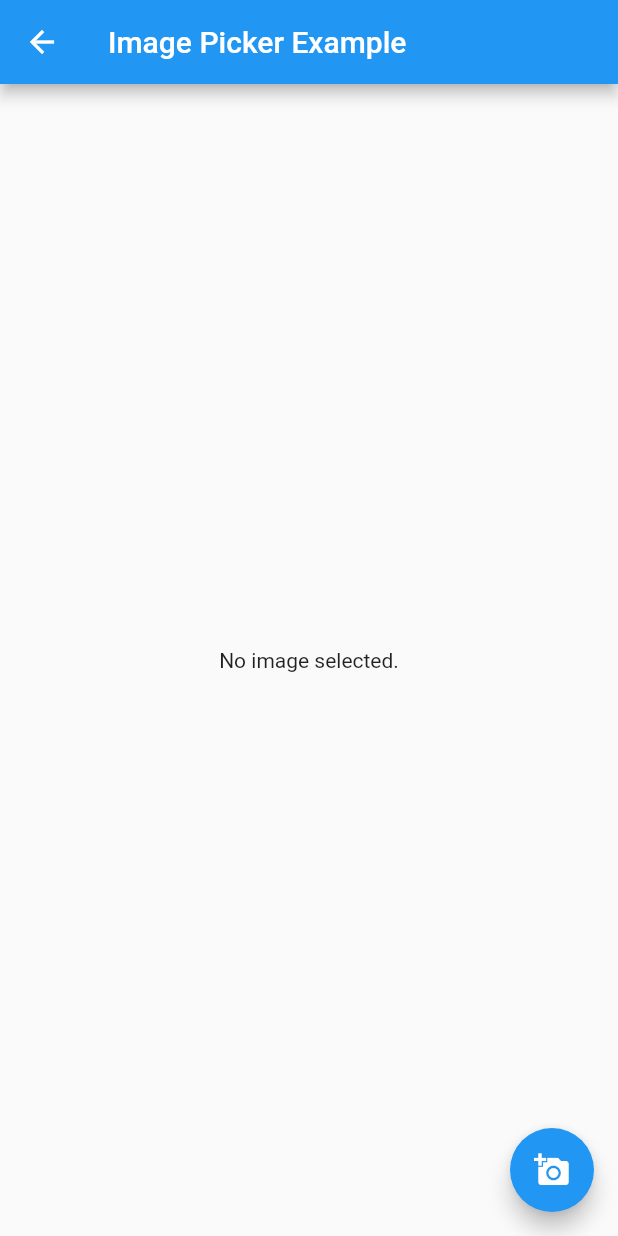
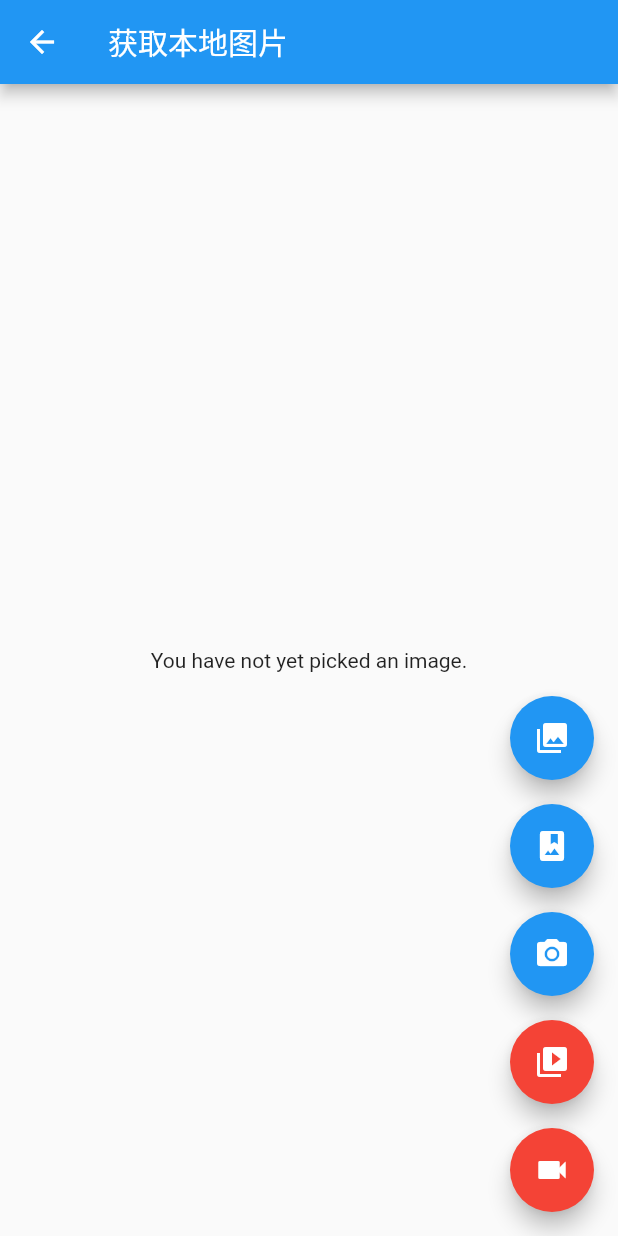
Before and after one commit to ZhongMingKun/flutter-study, a Flutter app: the UseStorageImgPage screen opened by its route, on a phone screen of 412 x 824 dp. Run offline on Flutter 3.47's test engine with Material 2 defaults, Android fonts, the light colour scheme and no system bars; our stand-ins replace flutter_swiper, video_player; missing offline and left inert: multiple_image_picker.

Commit message:
feat: 添加多选图片插件

```diff
--- a/hello_world/lib/main.dart
+++ b/hello_world/lib/main.dart
@@ -2,9 +2,6 @@ import 'package:flutter/material.dart';
 import 'pages/home.dart';
 import 'pages/use_app_img.dart';
 import 'pages/use_storage_img.dart';
-// import 'package:flutter/services.dart';
-// import 'dart:io';
-// import 'package:flutter_swiper/flutter_swiper.dart';
 
 void main() => runApp(new MyApp());
 
--- a/hello_world/lib/pages/use_storage_img.dart
+++ b/hello_world/lib/pages/use_storage_img.dart
@@ -1,49 +1,188 @@
+import 'dart:async';
+import 'dart:io';
+
 import 'package:flutter/material.dart';
-import 'package:image_picker/image_picker.dart';
-import 'package:flutter/services.dart';
-import 'dart:io';
-// import 'package:flutter_swiper/flutter_swiper.dart';
-
-// class SwiperSetting {
-
-// }
-
-// const imgs = [
-//   'https://bbs-fd.zol-img.com.cn/t_s500x500/g4/M01/07/0D/Cg-4WlGUkVeIe17eAAoetZu8N6MAAIelgMKGekACh7N505.jpg',
-//   'https://bbs-fd.zol-img.com.cn/t_s500x500/g4/M01/07/0D/Cg-4WVGUkTqIWYRqABBjrc1wPQEAAIelgFuNAMAEGPF944.jpg',
-//   'http://via.placeholder.com/1080x1920'
-// ];
+import 'package:multiple_image_picker/multiple_image_picker.dart';
+import 'package:video_player/video_player.dart';
 
 class UseStorageImgPage extends StatefulWidget {
+
   @override
-  _MyHomePageState createState() => _MyHomePageState();
+  _PageState createState() => new _PageState();
 }
-class _MyHomePageState extends State<UseStorageImgPage> {
-  File _image;
 
-  Future getImage() async {
-    var image = await ImagePicker.pickImage(source: ImageSource.gallery);
+class _PageState extends State<UseStorageImgPage> {
+  Future<File> _imageFile;
+  bool isVideo = false;
+  VideoPlayerController _controller;
+  VoidCallback listener;
 
-  setState(() {
-      _image = image;
+  void _onImageButtonPressed(ImageSource source, int numberOfItems) {
+    setState(() {
+      if (_controller != null) {
+        _controller.setVolume(0.0);
+        _controller.removeListener(listener);
+      }
+      if (isVideo) {
+        ImagePicker.pickVideo(source: source).then((File file) {
+          if (file != null && mounted) {
+            setState(() {
+              _controller = VideoPlayerController.file(file)
+                ..addListener(listener)
+                ..setVolume(1.0)
+                ..initialize()
+                ..setLooping(true)
+                ..play();
+            });
+          }
+        });
+      } else {
+          _imageFile = ImagePicker.pickImages(source: source, numberOfItems: numberOfItems);
+      }
     });
+  }
+
+  @override
+  void deactivate() {
+    if (_controller != null) {
+      _controller.setVolume(0.0);
+      _controller.removeListener(listener);
+    }
+    super.deactivate();
+  }
+
+  @override
+  void dispose() {
+    if (_controller != null) {
+      _controller.dispose();
+    }
+    super.dispose();
+  }
+
+  @override
+  void initState() {
+    super.initState();
+    listener = () {
+      setState(() {});
+    };
+  }
+
+  Widget _previewVideo(VideoPlayerController controller) {
+    if (controller == null) {
+      return const Text(
+        'You have not yet picked a video',
+        textAlign: TextAlign.center,
+      );
+    } else if (controller.value.initialized) {
+      return Padding(
+        padding: const EdgeInsets.all(10.0),
+        // child: AspectRatioVideo(controller),
+      );
+    } else {
+      return const Text(
+        'Error Loading Video',
+        textAlign: TextAlign.center,
+      );
+    }
+  }
+
+  Widget _previewImage() {
+    return FutureBuilder<File>(
+        future: _imageFile,
+        builder: (BuildContext context, AsyncSnapshot<File> snapshot) {
+          if (snapshot.connectionState == ConnectionState.done && snapshot.data != null) {
+            return ListView.builder(
+              itemBuilder: (BuildContext context, int index) {
+                return new Image.file(snapshot.data);
+              },
+              itemCount: 3,
+            );
+          } else if (snapshot.error != null) {
+            return const Text(
+              'Error picking image.',
+              textAlign: TextAlign.center,
+            );
+          } else {
+            return const Text(
+              'You have not yet picked an image.',
+              textAlign: TextAlign.center,
+            );
+          }
+        });
   }
 
   @override
   Widget build(BuildContext context) {
     return Scaffold(
       appBar: AppBar(
-        title: Text('Image Picker Example'),
+        title: Text('获取本地图片'),
       ),
       body: Center(
-        child: _image == null
-            ? Text('No image selected.')
-            : Image.file(_image),
+        child: isVideo ? _previewVideo(_controller) : _previewImage(),
       ),
-      floatingActionButton: FloatingActionButton(
-        onPressed: getImage,
-        tooltip: 'Pick Image',
-        child: Icon(Icons.add_a_photo),
+      floatingActionButton: Column(
+        mainAxisAlignment: MainAxisAlignment.end,
+        children: <Widget>[
+          FloatingActionButton(
+            onPressed: () {
+              isVideo = false;
+              _onImageButtonPressed(ImageSource.gallery, 1);
+            },
+            heroTag: 'image0',
+            tooltip: 'Pick Image from gallery',
+            child: const Icon(Icons.photo_library),
+          ),
+          Padding(
+            padding: const EdgeInsets.only(top: 16.0),
+            child: FloatingActionButton(
+              onPressed: () {
+                isVideo = false;
+                _onImageButtonPressed(ImageSource.gallery, 2);
+              },
+              heroTag: 'image1',
+              tooltip: 'Pick Image from gallery',
+              child: const Icon(Icons.photo_album),
+            ),
+          ),
+          Padding(
+            padding: const EdgeInsets.only(top: 16.0),
+            child: FloatingActionButton(
+              onPressed: () {
+                isVideo = false;
+                _onImageButtonPressed(ImageSource.camera, 1);
+              },
+              heroTag: 'image2',
+              tooltip: 'Take a Photo',
+              child: const Icon(Icons.camera_alt),
+            ),
+          ),
+          Padding(
+            padding: const EdgeInsets.only(top: 16.0),
+            child: FloatingActionButton(
+              backgroundColor: Colors.red,
+              onPressed: () {
+                isVideo = true;
+                _onImageButtonPressed(ImageSource.gallery, 1);
+              },
+              heroTag: 'video0',
+              tooltip: 'Pick Video from gallery',
+              child: const Icon(Icons.video_library),
+            ),
+          ),
+          Padding(
+            padding: const EdgeInsets.only(top: 16.0),
+            child: FloatingActionButton(
+              backgroundColor: Colors.red,
+              onPressed: () {
+                isVideo = true;
+                _onImageButtonPressed(ImageSource.camera, 1);
+              },
+              heroTag: 'video1',
+              tooltip: 'Take a Video',
+              child: const Icon(Icons.videocam),
+            ),
+          ),
+        ],
       ),
     );
   }
```
Also changed, not shown: hello_world/pubspec.yaml (+7 -9 lines), 10 other files.
